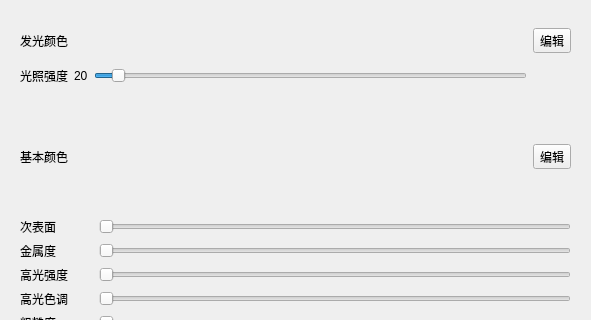
Qt form ui/MaterialInspector.ui (pitbullcty/Ray-tracing-renderer) before a commit; both pictures show x 0 to 591 and y 0 to 320 of the 591 by 472 pixel window.
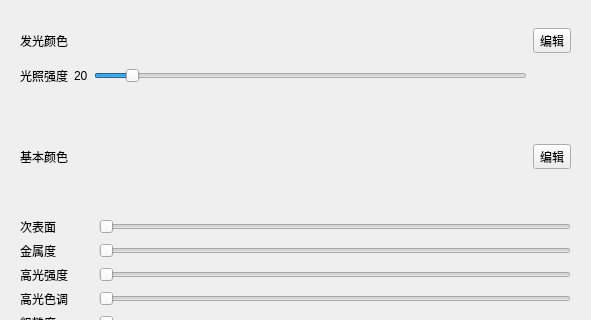
The same form after that commit.

What changed in the file:
```diff
--- a/ui/MaterialInspector.ui
+++ b/ui/MaterialInspector.ui
@@ -383,7 +383,7 @@
       <item row="2" column="2">
        <widget class="QSlider" name="horizontalSliderFactor">
         <property name="minimum">
-         <number>10</number>
+         <number>1</number>
         </property>
         <property name="maximum">
          <number>255</number>
```
Left out of the diff: 2 changed lines with no effect on the pictures.
